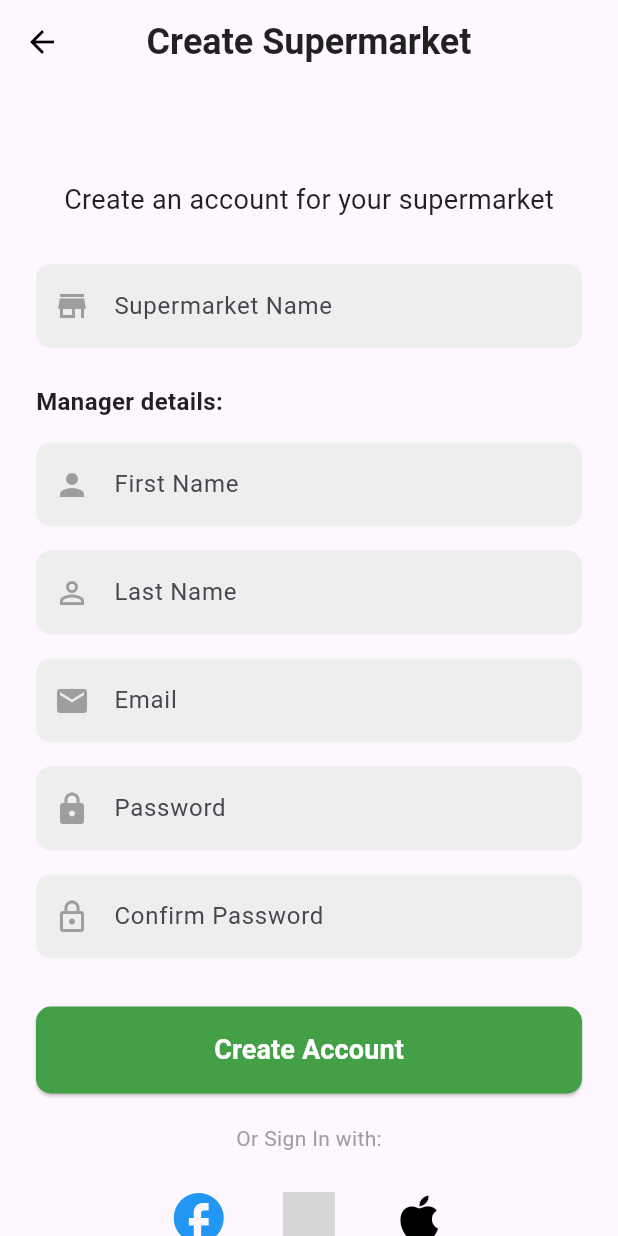
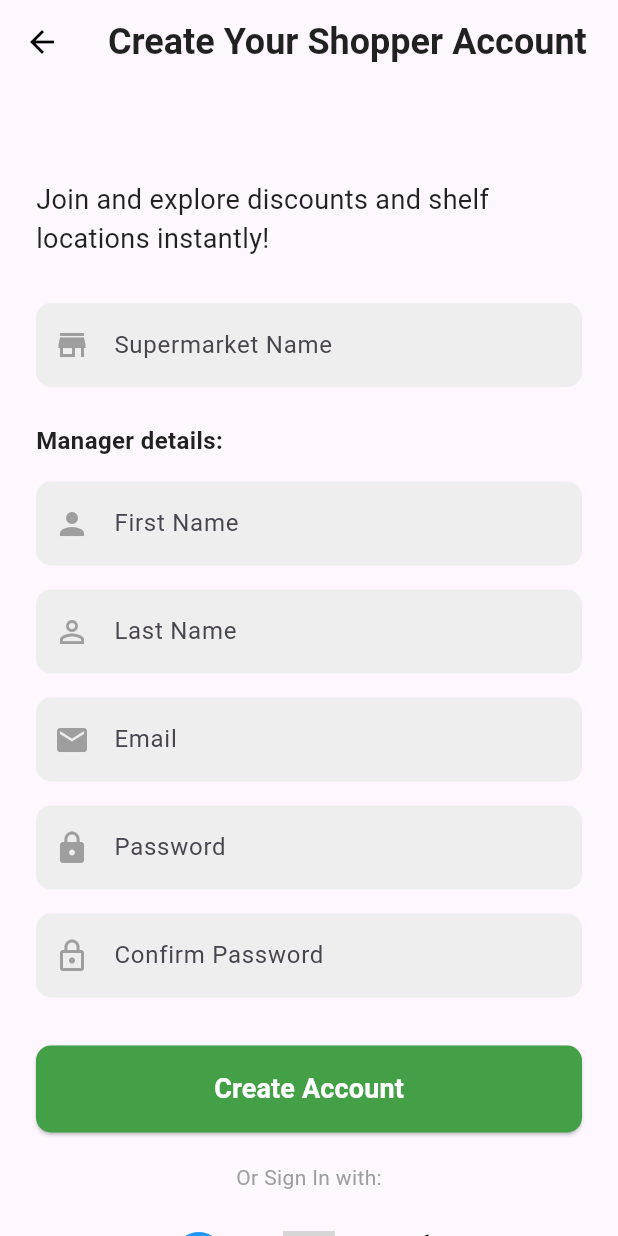
Before and after one commit to kalasamuel/FreshTally, a Flutter app: the screen it shows after launch, on a phone screen of 412 x 824 dp. Run offline on Flutter 3.47's test engine with Material 3 defaults, Android fonts, the light colour scheme and no system bars; grey boxes are pictures that could not be loaded.

Commit message:
creating customer signup

```diff
--- a/freshtally/lib/pages/auth/customer_signup_page.dart
+++ b/freshtally/lib/pages/auth/customer_signup_page.dart
@@ -34,7 +34,7 @@ class _CreateCustomerPageState extends State<CreateCustomerPage> {
           },
         ),
         title: const Text(
-          'Create Supermarket',
+          'Create Your Shopper Account',
           style: TextStyle(
             fontSize: 24,
             fontWeight: FontWeight.bold,
@@ -63,7 +63,7 @@ class _CreateCustomerPageState extends State<CreateCustomerPage> {
               const SizedBox(height: 40.0),
               const Center(
                 child: Text(
-                  "Create an account for your supermarket",
+                  "Join and explore discounts and shelf locations instantly!",
                   style: TextStyle(
                     fontSize: 18,
                     fontWeight: FontWeight.normal,
```
